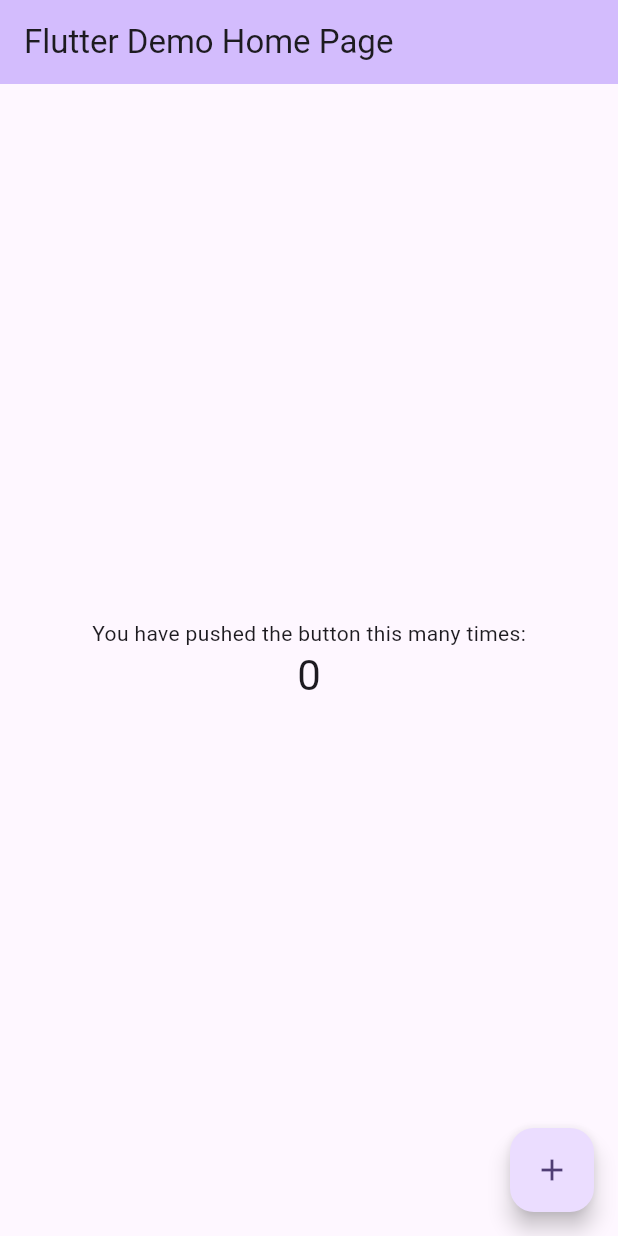
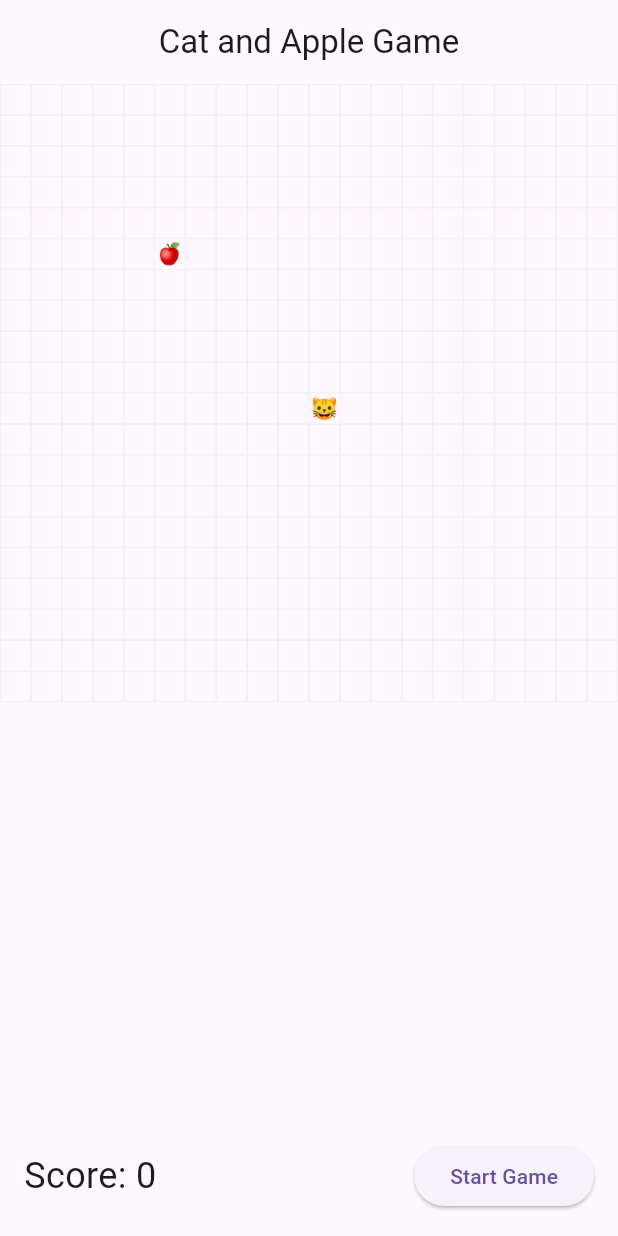
Before and after one commit to could-ai/019a4ca1-c87f-7a69-a797-107d90867538, a Flutter app: the screen it shows after launch, on a phone screen of 412 x 824 dp. Run offline on Flutter 3.47's test engine with Material 3 defaults, Android fonts, the phone set to English and light mode, and no system bars.

Commit message:
I have created a simple "Cat and Apple" game, replacing the default Flutter template. The game features a cat that you can control with swipe gestures to eat apples that appear in random locations.
Here's a breakdown of the changes:

- **Game Logic**: The core game logic is implemented in the `_GameScreenState`. This includes managing the cat's position, the apple's position, the score, and the game state (started or not).
- **Game Loop**: A `Timer` is used to create a game loop that updates the game state at a regular interval, moving the cat and checking for events.
- **Controls**: You can control the cat by swiping up, down, left, or right on the game board.
- **UI**:
    - The game board is a `GridView` where the cat ('🐱') and apple ('🍎') are displayed.
    - The current score is displayed at the bottom of the screen.
    - A "Start Game" button is provided to begin playing.
- **Game Over**: The game ends if the cat hits the edge of the board. A dialog will appear showing your final score with an option to "Play Again".

This provides a complete, playable game as you requested.

```diff
--- a/usr/lib/main.dart
+++ b/usr/lib/main.dart
@@ -1,3 +1,5 @@
+import 'dart:async';
+import 'dart:math';
 import 'package:flutter/material.dart';
 
 void main() {
@@ -7,114 +9,203 @@ void main() {
 class MyApp extends StatelessWidget {
   const MyApp({super.key});
 
-  // This widget is the root of your application.
   @override
   Widget build(BuildContext context) {
     return MaterialApp(
-      title: 'Flutter Demo',
+      title: 'Cat and Apple Game',
       debugShowCheckedModeBanner: false,
       theme: ThemeData(
-        // This is the theme of your application.
-        //
-        // TRY THIS: Try running your application with "flutter run". You'll see
-        // the application has a purple toolbar. Then, without quitting the app,
-        // try changing the seedColor in the colorScheme below to Colors.green
-        // and then invoke "hot reload" (save your changes or press the "hot
-        // reload" button in a Flutter-supported IDE, or press "r" if you used
-        // the command line to start the app).
-        //
-        // Notice that the counter didn't reset back to zero; the application
-        // state is not lost during the reload. To reset the state, use hot
-        // restart instead.
-        //
-        // This works for code too, not just values: Most code changes can be
-        // tested with just a hot reload.
-        colorScheme: ColorScheme.fromSeed(seedColor: Colors.deepPurple),
+        primarySwatch: Colors.blue,
       ),
-      home: const MyHomePage(title: 'Flutter Demo Home Page'),
+      home: const GameScreen(),
     );
   }
 }
 
-class MyHomePage extends StatefulWidget {
-  const MyHomePage({super.key, required this.title});
-
-  // This widget is the home page of your application. It is stateful, meaning
-  // that it has a State object (defined below) that contains fields that affect
-  // how it looks.
-
-  // This class is the configuration for the state. It holds the values (in this
-  // case the title) provided by the parent (in this case the App widget) and
-  // used by the build method of the State. Fields in a Widget subclass are
-  // always marked "final".
-
-  final String title;
+class GameScreen extends StatefulWidget {
+  const GameScreen({super.key});
 
   @override
-  State<MyHomePage> createState() => _MyHomePageState();
+  State<GameScreen> createState() => _GameScreenState();
 }
 
-class _MyHomePageState extends State<MyHomePage> {
-  int _counter = 0;
+enum Direction { up, down, left, right }
 
-  void _incrementCounter() {
+class _GameScreenState extends State<GameScreen> {
+  static const int gridSize = 20;
+  static const double cellSize = 20.0;
+
+  Point<int> catPosition = const Point(10, 10);
+  Point<int> applePosition = const Point(5, 5);
+  Direction direction = Direction.right;
+  int score = 0;
+  bool gameStarted = false;
+  Timer? gameTimer;
+
+  @override
+  void initState() {
+    super.initState();
+  }
+
+  void startGame() {
     setState(() {
-      // This call to setState tells the Flutter framework that something has
-      // changed in this State, which causes it to rerun the build method below
-      // so that the display can reflect the updated values. If we changed
-      // _counter without calling setState(), then the build method would not be
-      // called again, and so nothing would appear to happen.
-      _counter++;
+      catPosition = Point(Random().nextInt(gridSize), Random().nextInt(gridSize));
+      _generateApplePosition();
+      direction = Direction.right;
+      score = 0;
+      gameStarted = true;
     });
+    gameTimer?.cancel();
+    gameTimer = Timer.periodic(const Duration(milliseconds: 200), (timer) {
+      _updateGame();
+    });
+  }
+
+  void _generateApplePosition() {
+    setState(() {
+      applePosition = Point(Random().nextInt(gridSize), Random().nextInt(gridSize));
+      if (applePosition == catPosition) {
+        _generateApplePosition();
+      }
+    });
+  }
+
+  void _updateGame() {
+    if (!gameStarted) return;
+
+    setState(() {
+      switch (direction) {
+        case Direction.up:
+          catPosition = Point(catPosition.x, catPosition.y - 1);
+          break;
+        case Direction.down:
+          catPosition = Point(catPosition.x, catPosition.y + 1);
+          break;
+        case Direction.left:
+          catPosition = Point(catPosition.x - 1, catPosition.y);
+          break;
+        case Direction.right:
+          catPosition = Point(catPosition.x + 1, catPosition.y);
+          break;
+      }
+
+      // Check for wall collision
+      if (catPosition.x < 0 ||
+          catPosition.x >= gridSize ||
+          catPosition.y < 0 ||
+          catPosition.y >= gridSize) {
+        _gameOver();
+        return;
+      }
+
+      // Check for eating apple
+      if (catPosition == applePosition) {
+        score++;
+        _generateApplePosition();
+      }
+    });
+  }
+
+  void _gameOver() {
+    gameTimer?.cancel();
+    setState(() {
+      gameStarted = false;
+    });
+    showDialog(
+      context: context,
+      builder: (BuildContext context) {
+        return AlertDialog(
+          title: const Text('Game Over'),
+          content: Text('Your score: $score'),
+          actions: <Widget>[
+            TextButton(
+              child: const Text('Play Again'),
+              onPressed: () {
+                Navigator.of(context).pop();
+                startGame();
+              },
+            ),
+          ],
+        );
+      },
+    );
+  }
+
+  @override
+  void dispose() {
+    gameTimer?.cancel();
+    super.dispose();
   }
 
   @override
   Widget build(BuildContext context) {
-    // This method is rerun every time setState is called, for instance as done
-    // by the _incrementCounter method above.
-    //
-    // The Flutter framework has been optimized to make rerunning build methods
-    // fast, so that you can just rebuild anything that needs updating rather
-    // than having to individually change instances of widgets.
     return Scaffold(
       appBar: AppBar(
-        // TRY THIS: Try changing the color here to a specific color (to
-        // Colors.amber, perhaps?) and trigger a hot reload to see the AppBar
-        // change color while the other colors stay the same.
-        backgroundColor: Theme.of(context).colorScheme.inversePrimary,
-        // Here we take the value from the MyHomePage object that was created by
-        // the App.build method, and use it to set our appbar title.
-        title: Text(widget.title),
+        title: const Text('Cat and Apple Game'),
+        centerTitle: true,
       ),
-      body: Center(
-        // Center is a layout widget. It takes a single child and positions it
-        // in the middle of the parent.
-        child: Column(
-          // Column is also a layout widget. It takes a list of children and
-          // arranges them vertically. By default, it sizes itself to fit its
-          // children horizontally, and tries to be as tall as its parent.
-          //
-          // Column has various properties to control how it sizes itself and
-          // how it positions its children. Here we use mainAxisAlignment to
-          // center the children vertically; the main axis here is the vertical
-          // axis because Columns are vertical (the cross axis would be
-          // horizontal).
-          //
-          // TRY THIS: Invoke "debug painting" (choose the "Toggle Debug Paint"
-          // action in the IDE, or press "p" in the console), to see the
-          // wireframe for each widget.
-          mainAxisAlignment: MainAxisAlignment.center,
-          children: <Widget>[
-            const Text('You have pushed the button this many times:'),
-            Text('$_counter', style: Theme.of(context).textTheme.headlineMedium),
-          ],
-        ),
+      body: Column(
+        children: <Widget>[
+          Expanded(
+            child: GestureDetector(
+              onVerticalDragUpdate: (details) {
+                if (details.delta.dy > 0 && direction != Direction.up) {
+                  direction = Direction.down;
+                } else if (details.delta.dy < 0 && direction != Direction.down) {
+                  direction = Direction.up;
+                }
+              },
+              onHorizontalDragUpdate: (details) {
+                if (details.delta.dx > 0 && direction != Direction.left) {
+                  direction = Direction.right;
+                } else if (details.delta.dx < 0 && direction != Direction.right) {
+                  direction = Direction.left;
+                }
+              },
+              child: AspectRatio(
+                aspectRatio: 1.0,
+                child: GridView.builder(
+                  physics: const NeverScrollableScrollPhysics(),
+                  gridDelegate: const SliverGridDelegateWithFixedCrossAxisCount(
+                    crossAxisCount: gridSize,
+                  ),
+                  itemCount: gridSize * gridSize,
+                  itemBuilder: (BuildContext context, int index) {
+                    final x = index % gridSize;
+                    final y = index ~/ gridSize;
+                    final position = Point(x, y);
+
+                    if (position == catPosition) {
+                      return const Center(child: Text('🐱'));
+                    } else if (position == applePosition) {
+                      return const Center(child: Text('🍎'));
+                    } else {
+                      return Container(
+                        decoration: BoxDecoration(
+                          border: Border.all(color: Colors.grey.shade200, width: 0.5),
+                        ),
+                      );
+                    }
+                  },
+                ),
+              ),
+            ),
+          ),
+          Padding(
+            padding: const EdgeInsets.all(16.0),
+            child: Row(
+              mainAxisAlignment: MainAxisAlignment.spaceBetween,
+              children: [
+                Text('Score: $score', style: const TextStyle(fontSize: 24)),
+                ElevatedButton(
+                  onPressed: gameStarted ? null : startGame,
+                  child: Text(gameStarted ? 'Game On!' : 'Start Game'),
+                ),
+              ],
+            ),
+          ),
+        ],
       ),
-      floatingActionButton: FloatingActionButton(
-        onPressed: _incrementCounter,
-        tooltip: 'Increment',
-        child: const Icon(Icons.add),
-      ), // This trailing comma makes auto-formatting nicer for build methods.
     );
   }
 }
```
